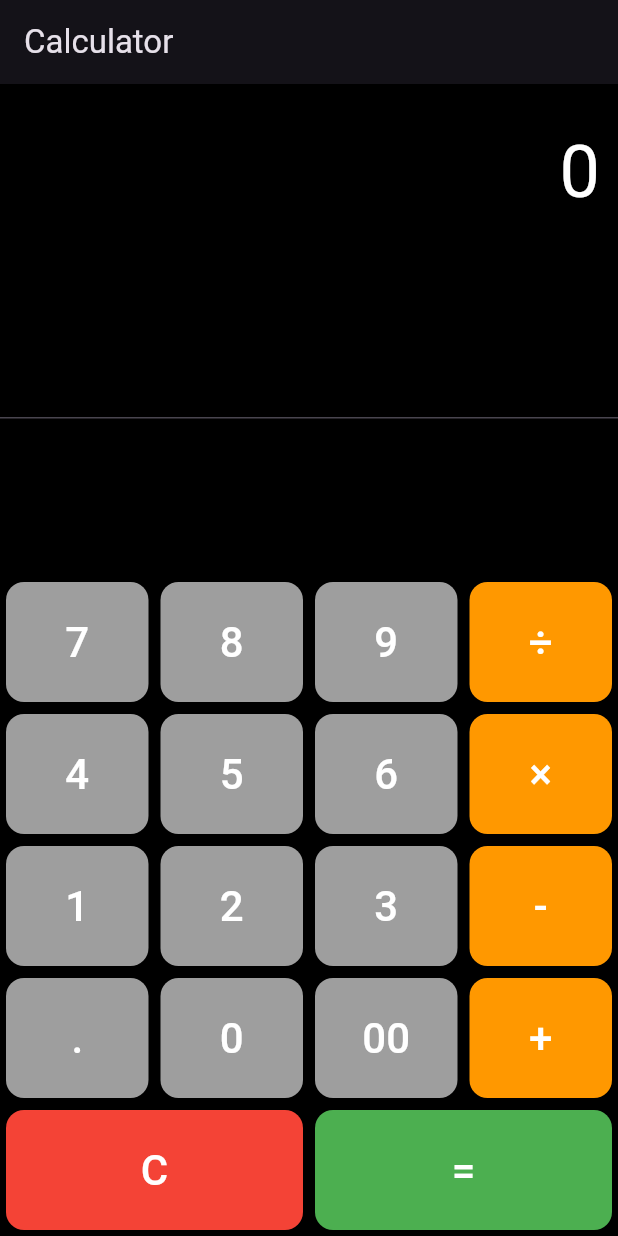
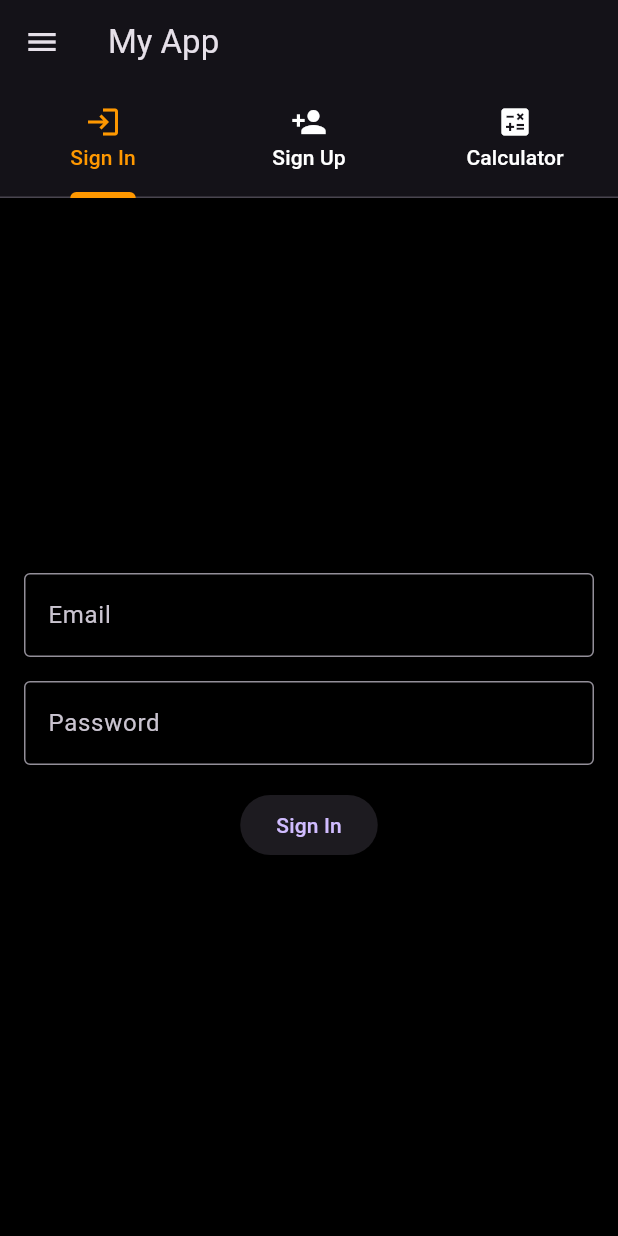
Before and after one commit to julienmuheruki/calculator-auth, a Flutter app: the screen it shows after launch, on a phone screen of 412 x 824 dp. Run offline on Flutter 3.47's test engine with Material 3 defaults, Android fonts, the phone set to English and light mode, and no system bars.

Commit message:
sign in sign up commit

```diff
--- a/lib/main.dart
+++ b/lib/main.dart
@@ -1,12 +1,12 @@
 import 'package:flutter/material.dart';
 
-void main() => runApp(CalculatorApp());
+void main() => runApp(MyApp());
 
-class CalculatorApp extends StatelessWidget {
+class MyApp extends StatelessWidget {
   @override
   Widget build(BuildContext context) {
     return MaterialApp(
-      home: Calculator(),
+      home: HomeScreen(),
       debugShowCheckedModeBanner: false,
       theme: ThemeData.dark().copyWith(
         primaryColor: Colors.black,
@@ -16,12 +16,186 @@ class CalculatorApp extends StatelessWidget {
   }
 }
 
-class Calculator extends StatefulWidget {
+class HomeScreen extends StatefulWidget {
   @override
-  _CalculatorState createState() => _CalculatorState();
+  _HomeScreenState createState() => _HomeScreenState();
 }
 
-class _CalculatorState extends State<Calculator> {
+class _HomeScreenState extends State<HomeScreen>
+    with SingleTickerProviderStateMixin {
+  late TabController _tabController;
+
+  @override
+  void initState() {
+    super.initState();
+    _tabController = TabController(length: 3, vsync: this);
+  }
+
+  @override
+  void dispose() {
+    _tabController.dispose();
+    super.dispose();
+  }
+
+  void _navigateToTab(int index) {
+    Navigator.pop(context);
+    setState(() {
+      _tabController.index = index;
+    });
+  }
+
+  @override
+  Widget build(BuildContext context) {
+    return Scaffold(
+      appBar: AppBar(
+        title: Text('My App'),
+        bottom: TabBar(
+          controller: _tabController,
+          indicatorColor: Colors.orange,
+          indicatorWeight: 4.0,
+          labelColor: Colors.orange,
+          unselectedLabelColor: Colors.white,
+          tabs: [
+            Tab(icon: Icon(Icons.login), text: 'Sign In'),
+            Tab(icon: Icon(Icons.person_add), text: 'Sign Up'),
+            Tab(icon: Icon(Icons.calculate), text: 'Calculator'),
+          ],
+        ),
+      ),
+      drawer: Drawer(
+        child: ListView(
+          padding: EdgeInsets.zero,
+          children: <Widget>[
+            DrawerHeader(
+              decoration: BoxDecoration(
+                color: Colors.blue,
+              ),
+              child: Text(
+                'Navigation Drawer',
+                style: TextStyle(
+                  color: Colors.white,
+                  fontSize: 24,
+                ),
+              ),
+            ),
+            ListTile(
+              leading: Icon(Icons.login),
+              title: Text('Sign In'),
+              onTap: () => _navigateToTab(0),
+            ),
+            ListTile(
+              leading: Icon(Icons.person_add),
+              title: Text('Sign Up'),
+              onTap: () => _navigateToTab(1),
+            ),
+            ListTile(
+              leading: Icon(Icons.calculate),
+              title: Text('Calculator'),
+              onTap: () => _navigateToTab(2),
+            ),
+          ],
+        ),
+      ),
+      body: TabBarView(
+        controller: _tabController,
+        children: [
+          SignInScreen(),
+          SignUpScreen(),
+          CalculatorScreen(),
+        ],
+      ),
+    );
+  }
+}
+
+class SignInScreen extends StatelessWidget {
+  @override
+  Widget build(BuildContext context) {
+    return Scaffold(
+      body: Center(
+        child: Padding(
+          padding: const EdgeInsets.all(16.0),
+          child: Column(
+            mainAxisAlignment: MainAxisAlignment.center,
+            children: <Widget>[
+              TextField(
+                decoration: InputDecoration(
+                  labelText: 'Email',
+                  border: OutlineInputBorder(),
+                ),
+              ),
+              SizedBox(height: 16),
+              TextField(
+                decoration: InputDecoration(
+                  labelText: 'Password',
+                  border: OutlineInputBorder(),
+                ),
+                obscureText: true,
+              ),
+              SizedBox(height: 16),
+              ElevatedButton(
+                onPressed: () {},
+                child: Text('Sign In'),
+              ),
+            ],
+          ),
+        ),
+      ),
+    );
+  }
+}
+
+class SignUpScreen extends StatelessWidget {
+  @override
+  Widget build(BuildContext context) {
+    return Scaffold(
+      body: Center(
+        child: Padding(
+          padding: const EdgeInsets.all(16.0),
+          child: Column(
+            mainAxisAlignment: MainAxisAlignment.center,
+            children: <Widget>[
+              TextField(
+                decoration: InputDecoration(
+                  labelText: 'Email',
+                  border: OutlineInputBorder(),
+                ),
+              ),
+              SizedBox(height: 16),
+              TextField(
+                decoration: InputDecoration(
+                  labelText: 'Password',
+                  border: OutlineInputBorder(),
+                ),
+                obscureText: true,
+              ),
+              SizedBox(height: 16),
+              TextField(
+                decoration: InputDecoration(
+                  labelText: 'Confirm Password',
+                  border: OutlineInputBorder(),
+                ),
+                obscureText: true,
+              ),
+              SizedBox(height: 16),
+              ElevatedButton(
+                onPressed: () {},
+                child: Text('Sign Up'),
+              ),
+            ],
+          ),
+        ),
+      ),
+    );
+  }
+}
+
+class CalculatorScreen extends StatefulWidget {
+  @override
+  _CalculatorScreenState createState() => _CalculatorScreenState();
+}
+
+class _CalculatorScreenState extends State<CalculatorScreen> {
   String _output = "0";
   String _currentInput = "";
   String _operator = "";
@@ -94,9 +268,6 @@ class _CalculatorState extends State<Calculator> {
   @override
   Widget build(BuildContext context) {
     return Scaffold(
-      appBar: AppBar(
-        title: Text("Calculator"),
-      ),
       body: Column(
         children: <Widget>[
           Container(
--- /dev/null
+++ b/lib/screens/signin.dart
@@ -0,0 +1,12 @@
+import 'package:flutter/material.dart';
+
+class SignInScreen extends StatelessWidget {
+  @override
+  Widget build(BuildContext context) {
+    return Scaffold(
+      body: Center(
+        child: Text('Sign In Screen', style: TextStyle(fontSize: 24)),
+      ),
+    );
+  }
+}
```
Also changed, not shown: lib/screens/calculator.dart (added, +12 -0 lines), lib/screens/signup.dart (added, +12 -0 lines).
